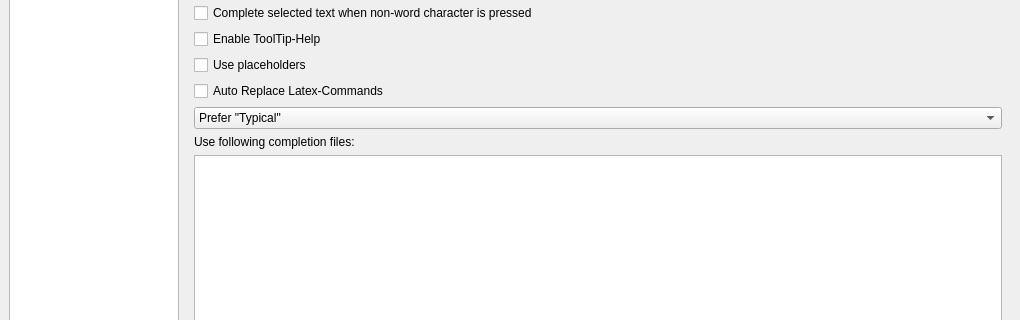
Before: the Qt Designer form configdialog.ui in svn2github/texstudio-trunk, drawn with Qt 5; both pictures show x 0 to 1020 and y 119 to 439 of the 1020 by 674 pixel window.
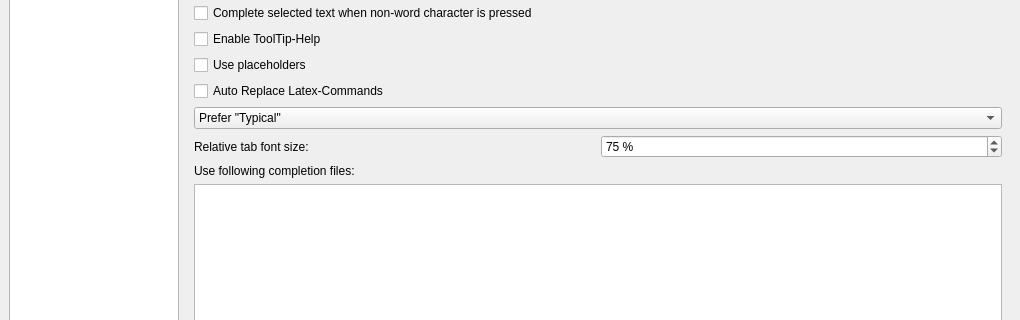
After: the same form once the commit is applied. The open tabs and pages were chosen to show the change. Icons and pictures are not drawn.

Commit message: option to change completer tab font size, and to change spelling toolbar

Diff of the .ui file:
```diff
--- a/configdialog.ui
+++ b/configdialog.ui
@@ -1792,6 +1792,36 @@
          </item>
         </widget>
        </item>
+       <item>
+        <layout class="QHBoxLayout" name="horizontalLayout_2">
+         <item>
+          <widget class="QLabel" name="label_40">
+           <property name="text">
+            <string>Relative tab font size:</string>
+           </property>
+           <property name="advancedOption" stdset="0">
+            <bool>true</bool>
+           </property>
+          </widget>
+         </item>
+         <item>
+          <widget class="QSpinBox" name="spinBoxTabRelFontSize">
+           <property name="suffix">
+            <string notr="true"> %</string>
+           </property>
+           <property name="maximum">
+            <number>10000</number>
+           </property>
+           <property name="value">
+            <number>75</number>
+           </property>
+           <property name="advancedOption" stdset="0">
+            <bool>true</bool>
+           </property>
+          </widget>
+         </item>
+        </layout>
+       </item>
        <item>
         <widget class="QLabel" name="label_12">
          <property name="text">
```
Left out of the diff: 2 changed lines with no effect on the pictures. The commit also changes 9 other files.
